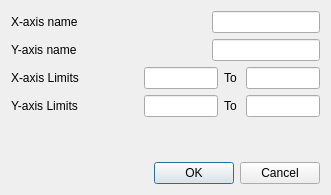
shr3yshr3y/DataViz_Assignment2, file editaxisdialog.ui: the form before one commit.
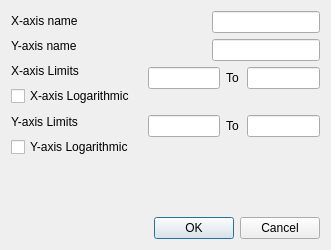
The form after the commit.

Commit message: Added Feature 1 - Logarithmic Scaled Graph

Patch:
```diff
--- a/editaxisdialog.ui
+++ b/editaxisdialog.ui
@@ -7,7 +7,7 @@
     <x>0</x>
     <y>0</y>
     <width>331</width>
-    <height>195</height>
+    <height>250</height>
    </rect>
   </property>
   <property name="sizePolicy">
@@ -19,7 +19,7 @@
   <property name="maximumSize">
    <size>
     <width>331</width>
-    <height>208</height>
+    <height>280</height>
    </size>
   </property>
   <property name="windowTitle">
@@ -51,6 +51,13 @@
          </property>
         </widget>
        </item>
+       <item>
+        <widget class="QCheckBox" name="XLogCheckBox">
+         <property name="text">
+          <string>X-axis Logarithmic</string>
+         </property>
+        </widget>
+       </item>
        <item>
         <widget class="QLabel" name="YAxisLimitsLabel">
          <property name="text">
@@ -58,6 +65,13 @@
          </property>
         </widget>
        </item>
+       <item>
+        <widget class="QCheckBox" name="YLogCheckBox">
+         <property name="text">
+          <string>Y-axis Logarithmic</string>
+         </property>
+        </widget>
+       </item>
       </layout>
      </item>
      <item>
@@ -118,6 +132,19 @@
          </item>
         </layout>
        </item>
+       <item>
+        <spacer name="XLogSpacer">
+         <property name="orientation">
+          <enum>Qt::Orientation::Vertical</enum>
+         </property>
+         <property name="sizeHint" stdset="0">
+          <size>
+           <width>20</width>
+           <height>20</height>
+          </size>
+         </property>
+        </spacer>
+       </item>
        <item>
         <layout class="QHBoxLayout" name="YAxisLimitHorLayout">
          <item>
@@ -155,6 +182,19 @@
          </item>
         </layout>
        </item>
+       <item>
+        <spacer name="YLogSpacer">
+         <property name="orientation">
+          <enum>Qt::Orientation::Vertical</enum>
+         </property>
+         <property name="sizeHint" stdset="0">
+          <size>
+           <width>20</width>
+           <height>20</height>
+          </size>
+         </property>
+        </spacer>
+       </item>
       </layout>
      </item>
     </layout>
```
The commit also changes 6 other files.
